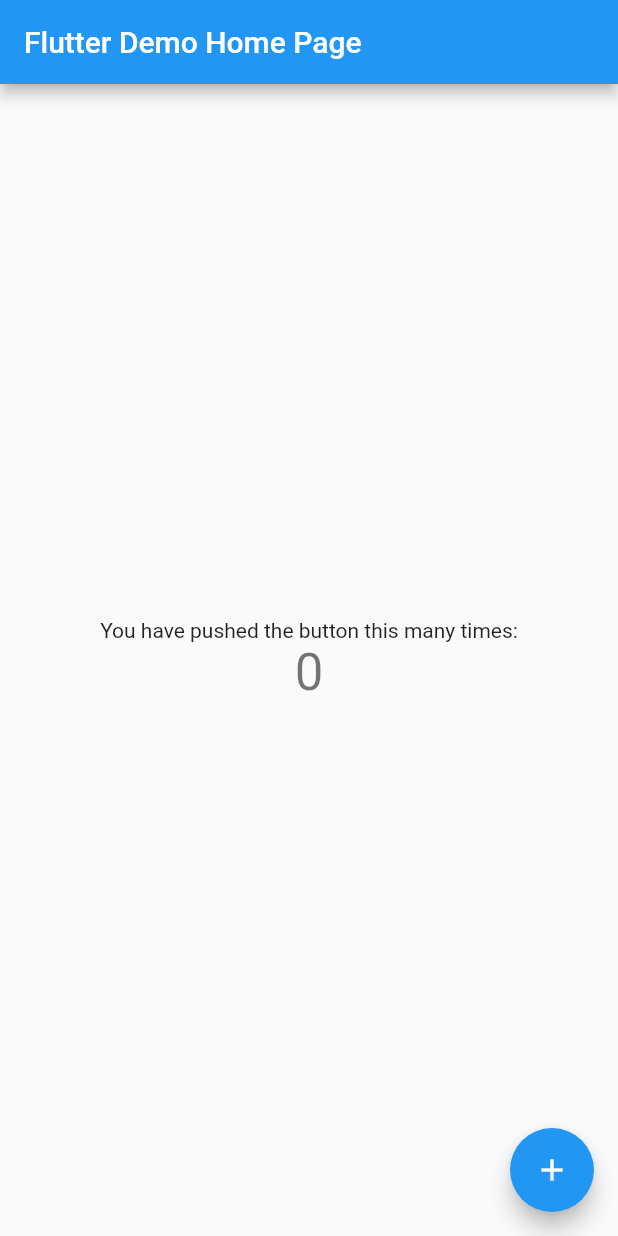
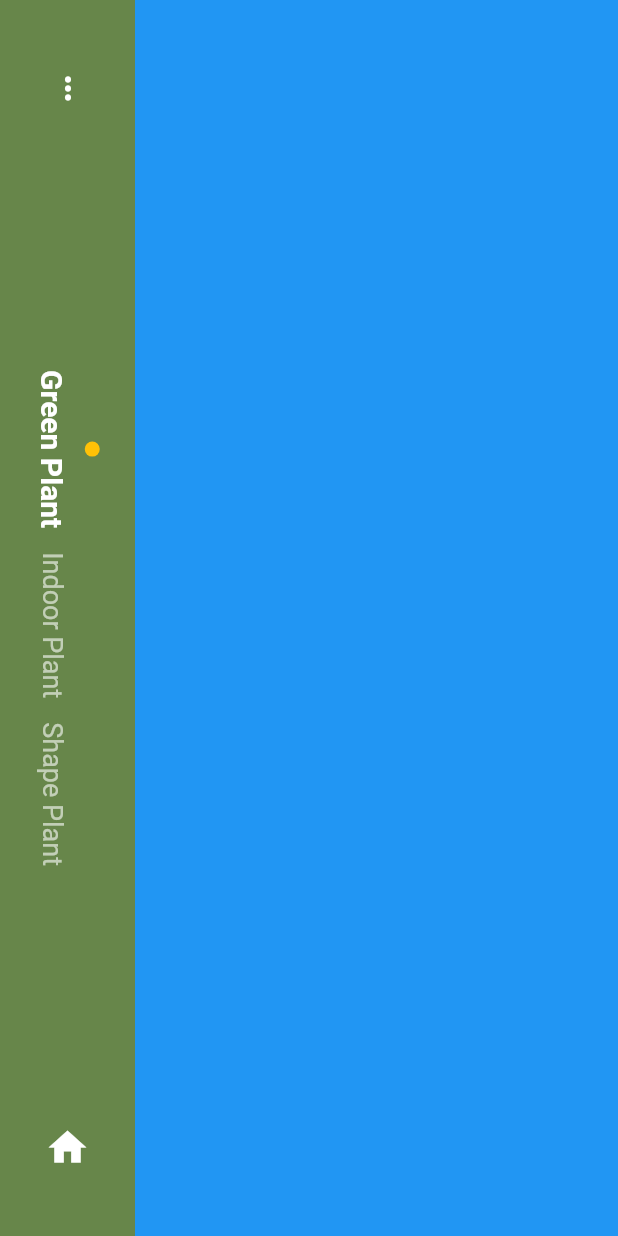
Before and after one commit to ChinmayShringi/Plant_SideNav_FlutterUI, a Flutter app: the screen it shows after launch, on a phone screen of 412 x 824 dp. Run offline on Flutter 3.47's test engine with Material 2 defaults, Android fonts, the phone set to English and light mode, and no system bars.

Commit message:
add home

```diff
--- a/lib/main.dart
+++ b/lib/main.dart
@@ -1,113 +1,17 @@
 import 'package:flutter/material.dart';
+import 'package:plant2/widgets/home.dart';
 
-void main() {
-  runApp(MyApp());
-}
+void main() => runApp(MyApp());
 
 class MyApp extends StatelessWidget {
-  // This widget is the root of your application.
   @override
   Widget build(BuildContext context) {
     return MaterialApp(
-      title: 'Flutter Demo',
+      debugShowCheckedModeBanner: false,
       theme: ThemeData(
-        // This is the theme of your application.
-        //
-        // Try running your application with "flutter run". You'll see the
-        // application has a blue toolbar. Then, without quitting the app, try
-        // changing the primarySwatch below to Colors.green and then invoke
-        // "hot reload" (press "r" in the console where you ran "flutter run",
-        // or simply save your changes to "hot reload" in a Flutter IDE).
-        // Notice that the counter didn't reset back to zero; the application
-        // is not restarted.
-        primarySwatch: Colors.blue,
+        primaryColor: Color(0xff67864A),
       ),
-      home: MyHomePage(title: 'Flutter Demo Home Page'),
+      home: HomePage(),
     );
   }
 }
-
-class MyHomePage extends StatefulWidget {
-  MyHomePage({Key key, this.title}) : super(key: key);
-
-  // This widget is the home page of your application. It is stateful, meaning
-  // that it has a State object (defined below) that contains fields that affect
-  // how it looks.
-
-  // This class is the configuration for the state. It holds the values (in this
-  // case the title) provided by the parent (in this case the App widget) and
-  // used by the build method of the State. Fields in a Widget subclass are
-  // always marked "final".
-
-  final String title;
-
-  @override
-  _MyHomePageState createState() => _MyHomePageState();
-}
-
-class _MyHomePageState extends State<MyHomePage> {
-  int _counter = 0;
-
-  void _incrementCounter() {
-    setState(() {
-      // This call to setState tells the Flutter framework that something has
-      // changed in this State, which causes it to rerun the build method below
-      // so that the display can reflect the updated values. If we changed
-      // _counter without calling setState(), then the build method would not be
-      // called again, and so nothing would appear to happen.
-      _counter++;
-    });
-  }
-
-  @override
-  Widget build(BuildContext context) {
-    // This method is rerun every time setState is called, for instance as done
-    // by the _incrementCounter method above.
-    //
-    // The Flutter framework has been optimized to make rerunning build methods
-    // fast, so that you can just rebuild anything that needs updating rather
-    // than having to individually change instances of widgets.
-    return Scaffold(
-      appBar: AppBar(
-        // Here we take the value from the MyHomePage object that was created by
-        // the App.build method, and use it to set our appbar title.
-        title: Text(widget.title),
-      ),
-      body: Center(
-        // Center is a layout widget. It takes a single child and positions it
-        // in the middle of the parent.
-        child: Column(
-          // Column is also a layout widget. It takes a list of children and
-          // arranges them vertically. By default, it sizes itself to fit its
-          // children horizontally, and tries to be as tall as its parent.
-          //
-          // Invoke "debug painting" (press "p" in the console, choose the
-          // "Toggle Debug Paint" action from the Flutter Inspector in Android
-          // Studio, or the "Toggle Debug Paint" command in Visual Studio Code)
-          // to see the wireframe for each widget.
-          //
-          // Column has various properties to control how it sizes itself and
-          // how it positions its children. Here we use mainAxisAlignment to
-          // center the children vertically; the main axis here is the vertical
-          // axis because Columns are vertical (the cross axis would be
-          // horizontal).
-          mainAxisAlignment: MainAxisAlignment.center,
-          children: <Widget>[
-            Text(
-              'You have pushed the button this many times:',
-            ),
-            Text(
-              '$_counter',
-              style: Theme.of(context).textTheme.headline4,
-            ),
-          ],
-        ),
-      ),
-      floatingActionButton: FloatingActionButton(
-        onPressed: _incrementCounter,
-        tooltip: 'Increment',
-        child: Icon(Icons.add),
-      ), // This trailing comma makes auto-formatting nicer for build methods.
-    );
-  }
-}
--- /dev/null
+++ b/lib/widgets/home.dart
@@ -0,0 +1,100 @@
+import 'package:flutter/material.dart';
+
+class HomePage extends StatefulWidget {
+  @override
+  _HomePageState createState() => _HomePageState();
+}
+
+class _HomePageState extends State<HomePage> {
+  List<Widget> widgets = [
+    Container(color: Colors.blue),
+    Container(color: Colors.orange),
+  ];
+  int currentIndex = 0;
+  @override
+  Widget build(BuildContext context) {
+    return Scaffold(
+      body: Row(
+        mainAxisAlignment: MainAxisAlignment.center,
+        crossAxisAlignment: CrossAxisAlignment.center,
+        children: [
+          Container(
+            width: 90,
+            padding: EdgeInsets.symmetric(vertical: 35),
+            color: Theme.of(context).primaryColor,
+            child: RotatedBox(
+              quarterTurns: 1,
+              child: Row(
+                children: [
+                  IconButton(
+                    icon: Icon(
+                      Icons.more_horiz,
+                      color: Colors.white,
+                    ),
+                    onPressed: () {},
+                  ),
+                  Spacer(),
+                  buildMenuItem("Green Plant", 0),
+                  buildMenuItem("Indoor Plant", 1),
+                  buildMenuItem("Shape Plant", 2),
+                  Spacer(),
+                  RotatedBox(
+                    quarterTurns: -1,
+                    child: IconButton(
+                      icon: Icon(
+                        Icons.home,
+                        color: Colors.white,
+                        size: 30,
+                      ),
+                      onPressed: () {},
+                    ),
+                  ),
+                ],
+              ),
+            ),
+          ),
+          Expanded(
+            child: Container(
+              child: PageView(
+                children: [
+                  widgets[currentIndex],
+                ],
+              ),
+            ),
+          ),
+        ],
+      ),
+    );
+  }
+
+  TextButton buildMenuItem(String title, int index) {
+    bool isSelected = currentIndex == index;
+    return TextButton(
+      onPressed: () => setState(() => currentIndex = index),
+      child: Column(
+        mainAxisAlignment: MainAxisAlignment.center,
+        children: [
+          isSelected
+              ? Container(
+                  height: 10,
+                  width: 10,
+                  decoration: BoxDecoration(
+                    color: Colors.amber,
+                    shape: BoxShape.circle,
+                  ),
+                )
+              : Container(height: 10),
+          SizedBox(height: 10),
+          Text(
+            title,
+            style: TextStyle(
+              color: isSelected ? Colors.white : Colors.white60,
+              fontSize: isSelected ? 20 : 18,
+              fontWeight: isSelected ? FontWeight.bold : FontWeight.normal,
+            ),
+          ),
+        ],
+      ),
+    );
+  }
+}
```
